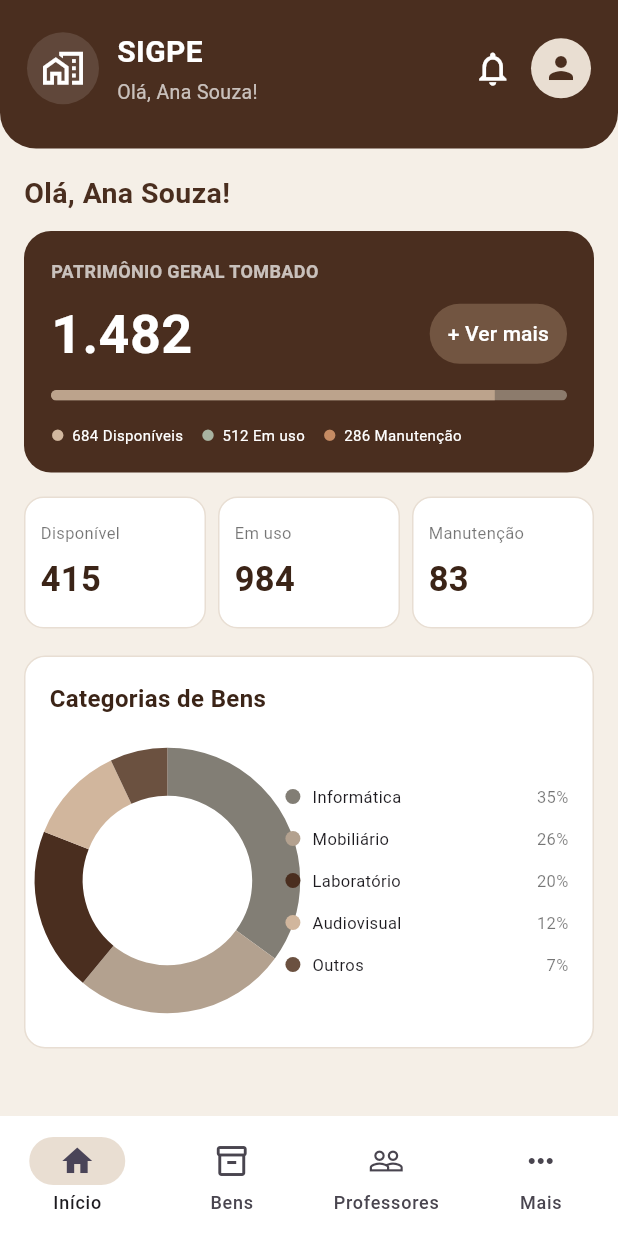
After one commit to projeto-sigpe/sigpe, a Flutter app: the Dashboard screen opened directly, after a tap on "+ Ver mais", on a phone screen of 412 x 824 dp. The commit adds this screen. Run offline on Flutter 3.47's test engine with Material 3 defaults, Android fonts, the phone set to English and light mode, and no system bars; our stand-ins replace device_preview.

Commit message:
dashboard e ajustes no login

```diff
--- a/lib/contents/section_card.dart
+++ b/lib/contents/section_card.dart
@@ -21,9 +21,7 @@ class SectionCard extends StatelessWidget {
       decoration: BoxDecoration(
         color: Colors.white,
         borderRadius: BorderRadius.circular(14),
-        border: Border.all(
-          color: const Color(0xFFE8DED3),
-        ),
+        border: Border.all(color: const Color(0xFFE8DED3)),
       ),
 
       child: Column(
@@ -42,7 +40,7 @@ class SectionCard extends StatelessWidget {
                 ),
               ),
 
-              if (trailing != null) trailing!,
+              ?trailing,
             ],
           ),
 
--- /dev/null
+++ b/lib/views/dashboard.dart
@@ -0,0 +1,409 @@
+import 'package:flutter/material.dart';
+
+import '../contents/bottom_nav.dart';
+import '../contents/section_card.dart';
+
+class Dashboard extends StatefulWidget {
+  const Dashboard({super.key});
+
+  @override
+  State<Dashboard> createState() => _DashboardState();
+}
+
+class _DashboardState extends State<Dashboard> {
+  int _currentIndex = 0;
+
+  static const Color marrom = Color(0xFF4A2E1F);
+  static const Color fundo = Color(0xFFF5EFE7);
+  static const Color bege = Color(0xFFE9DED2);
+
+  @override
+  Widget build(BuildContext context) {
+    return Scaffold(
+      backgroundColor: fundo,
+      body: SafeArea(
+        child: SingleChildScrollView(
+          child: Column(
+            crossAxisAlignment: CrossAxisAlignment.start,
+            children: [
+              _buildHeader(),
+
+              Padding(
+                padding: const EdgeInsets.all(16),
+                child: Column(
+                  crossAxisAlignment: CrossAxisAlignment.start,
+                  children: [
+                    const Text(
+                      'Olá, Ana Souza!',
+                      style: TextStyle(
+                        fontSize: 19,
+                        fontWeight: FontWeight.bold,
+                        color: marrom,
+                      ),
+                    ),
+
+                    const SizedBox(height: 12),
+
+                    _buildPatrimonioGeral(),
+
+                    const SizedBox(height: 16),
+
+                    _buildResumo(),
+
+                    const SizedBox(height: 18),
+
+                    SectionCard(
+                      titulo: 'Categorias de Bens',
+                      child: _buildCategorias(),
+                    ),
+                  ],
+                ),
+              ),
+            ],
+          ),
+        ),
+      ),
+      bottomNavigationBar: AppBottomNav(
+        currentIndex: _currentIndex,
+        onTap: (index) {
+          setState(() {
+            _currentIndex = index;
+          });
+        },
+      ),
+    );
+  }
+
+  Widget _buildHeader() {
+    return Container(
+      width: double.infinity,
+      padding: const EdgeInsets.fromLTRB(18, 20, 18, 28),
+      decoration: const BoxDecoration(
+        color: marrom,
+        borderRadius: BorderRadius.vertical(bottom: Radius.circular(24)),
+      ),
+      child: Row(
+        children: [
+          Container(
+            width: 48,
+            height: 48,
+            decoration: BoxDecoration(
+              color: Colors.white.withValues(alpha: 0.12),
+              shape: BoxShape.circle,
+            ),
+            child: const Icon(
+              Icons.home_work_outlined,
+              color: Colors.white,
+              size: 29,
+            ),
+          ),
+
+          const SizedBox(width: 12),
+
+          const Expanded(
+            child: Column(
+              crossAxisAlignment: CrossAxisAlignment.start,
+              children: [
+                Text(
+                  'SIGPE',
+                  style: TextStyle(
+                    color: Colors.white,
+                    fontSize: 20,
+                    fontWeight: FontWeight.bold,
+                  ),
+                ),
+                SizedBox(height: 3),
+                Text(
+                  'Olá, Ana Souza!',
+                  style: TextStyle(color: Colors.white70, fontSize: 13),
+                ),
+              ],
+            ),
+          ),
+
+          const Icon(Icons.notifications_none, color: Colors.white, size: 27),
+
+          const SizedBox(width: 12),
+
+          const CircleAvatar(
+            backgroundColor: bege,
+            child: Icon(Icons.person, color: marrom),
+          ),
+        ],
+      ),
+    );
+  }
+
+  Widget _buildPatrimonioGeral() {
+    return Container(
+      width: double.infinity,
+      padding: const EdgeInsets.all(18),
+      decoration: BoxDecoration(
+        color: marrom,
+        borderRadius: BorderRadius.circular(18),
+      ),
+      child: Column(
+        crossAxisAlignment: CrossAxisAlignment.start,
+        children: [
+          const Text(
+            'PATRIMÔNIO GERAL TOMBADO',
+            style: TextStyle(
+              color: Colors.white70,
+              fontSize: 12,
+              fontWeight: FontWeight.w600,
+            ),
+          ),
+
+          const SizedBox(height: 8),
+
+          Row(
+            children: [
+              const Expanded(
+                child: Text(
+                  '1.482',
+                  style: TextStyle(
+                    color: Colors.white,
+                    fontSize: 36,
+                    fontWeight: FontWeight.bold,
+                  ),
+                ),
+              ),
+
+              TextButton(
+                onPressed: () {},
+                style: TextButton.styleFrom(
+                  backgroundColor: const Color(0xFF725541),
+                  foregroundColor: Colors.white,
+                ),
+                child: const Text('+ Ver mais'),
+              ),
+            ],
+          ),
+
+          const SizedBox(height: 12),
+
+          ClipRRect(
+            borderRadius: BorderRadius.circular(10),
+            child: const LinearProgressIndicator(
+              value: 0.86,
+              minHeight: 7,
+              backgroundColor: Color(0xFF8C7B6C),
+              valueColor: AlwaysStoppedAnimation<Color>(Color(0xFFBCA38C)),
+            ),
+          ),
+
+          const SizedBox(height: 16),
+
+          const Wrap(
+            spacing: 12,
+            runSpacing: 8,
+            children: [
+              _Legenda(cor: Color(0xFFD2B89F), texto: '684 Disponíveis'),
+              _Legenda(cor: Color(0xFFA8B3A1), texto: '512 Em uso'),
+              _Legenda(cor: Color(0xFFC58B63), texto: '286 Manutenção'),
+            ],
+          ),
+        ],
+      ),
+    );
+  }
+
+  Widget _buildResumo() {
+    return const Row(
+      children: [
+        Expanded(
+          child: _ResumoCard(titulo: 'Disponível', quantidade: '415'),
+        ),
+        SizedBox(width: 8),
+        Expanded(
+          child: _ResumoCard(titulo: 'Em uso', quantidade: '984'),
+        ),
+        SizedBox(width: 8),
+        Expanded(
+          child: _ResumoCard(titulo: 'Manutenção', quantidade: '83'),
+        ),
+      ],
+    );
+  }
+
+  Widget _buildCategorias() {
+    final categorias = [
+      _Categoria('Informática', 0.35, '35%', Color(0xFF827E75)),
+      _Categoria('Mobiliário', 0.26, '26%', Color(0xFFB3A18F)),
+      _Categoria('Laboratório', 0.20, '20%', Color(0xFF4A2E1F)),
+      _Categoria('Audiovisual', 0.12, '12%', Color(0xFFD1B69D)),
+      _Categoria('Outros', 0.07, '7%', Color(0xFF6B5140)),
+    ];
+
+    return Column(
+      children: [
+        SizedBox(
+          height: 190,
+          child: Row(
+            children: [
+              Expanded(
+                flex: 5,
+                child: Center(
+                  child: SizedBox(
+                    width: 145,
+                    height: 145,
+                    child: CustomPaint(
+                      painter: _GraficoRosca(categorias),
+                      child: const Center(
+                        child: CircleAvatar(
+                          radius: 31,
+                          backgroundColor: Colors.white,
+                        ),
+                      ),
+                    ),
+                  ),
+                ),
+              ),
+
+              Expanded(
+                flex: 6,
+                child: Column(
+                  mainAxisAlignment: MainAxisAlignment.center,
+                  children: categorias.map((categoria) {
+                    return Padding(
+                      padding: const EdgeInsets.symmetric(vertical: 6),
+                      child: Row(
+                        children: [
+                          Container(
+                            width: 10,
+                            height: 10,
+                            decoration: BoxDecoration(
+                              color: categoria.cor,
+                              shape: BoxShape.circle,
+                            ),
+                          ),
+                          const SizedBox(width: 8),
+                          Expanded(
+                            child: Text(
+                              categoria.nome,
+                              style: const TextStyle(fontSize: 11),
+                            ),
+                          ),
+                          Text(
+                            categoria.porcentagem,
+                            style: const TextStyle(
+                              fontSize: 11,
+                              color: Colors.black54,
+                            ),
+                          ),
+                        ],
+                      ),
+                    );
+                  }).toList(),
+                ),
+              ),
+            ],
+          ),
+        ),
+      ],
+    );
+  }
+}
+
+class _ResumoCard extends StatelessWidget {
+  final String titulo;
+  final String quantidade;
+
+  const _ResumoCard({required this.titulo, required this.quantidade});
+
+  @override
+  Widget build(BuildContext context) {
+    return Container(
+      padding: const EdgeInsets.symmetric(horizontal: 10, vertical: 15),
+      decoration: BoxDecoration(
+        color: Colors.white,
+        borderRadius: BorderRadius.circular(13),
+        border: Border.all(color: const Color(0xFFE8DED3)),
+      ),
+      child: Column(
+        crossAxisAlignment: CrossAxisAlignment.start,
+        children: [
+          Text(
+            titulo,
+            style: const TextStyle(fontSize: 11, color: Colors.black54),
+          ),
+          const SizedBox(height: 7),
+          FittedBox(
+            fit: BoxFit.scaleDown,
+            alignment: Alignment.centerLeft,
+            child: Text(
+              quantidade,
+              style: const TextStyle(
+                fontSize: 23,
+                fontWeight: FontWeight.bold,
+                color: Color(0xFF3B2417),
+              ),
+            ),
+          ),
+        ],
+      ),
+    );
+  }
+}
+
+class _Legenda extends StatelessWidget {
+  final Color cor;
+  final String texto;
+
+  const _Legenda({required this.cor, required this.texto});
+
+  @override
+  Widget build(BuildContext context) {
+    return Row(
+      mainAxisSize: MainAxisSize.min,
+      children: [
+        Icon(Icons.circle, size: 9, color: cor),
+        const SizedBox(width: 5),
+        Text(texto, style: const TextStyle(color: Colors.white, fontSize: 10)),
+      ],
+    );
+  }
+}
+
+class _Categoria {
+  final String nome;
+  final double valor;
+  final String porcentagem;
+  final Color cor;
+
+  const _Categoria(this.nome, this.valor, this.porcentagem, this.cor);
+}
+
+class _GraficoRosca extends CustomPainter {
+  final List<_Categoria> categorias;
+
+  _GraficoRosca(this.categorias);
+
+  @override
+  void paint(Canvas canvas, Size size) {
+    final centro = Offset(size.width / 2, size.height / 2);
+    final retangulo = Rect.fromCircle(center: centro, radius: size.width / 2);
+
+    final pincel = Paint()
+      ..style = PaintingStyle.stroke
+      ..strokeWidth = 32
+      ..strokeCap = StrokeCap.butt;
+
+    double inicio = -1.5708;
+
+    for (final categoria in categorias) {
+      pincel.color = categoria.cor;
+
+      final angulo = categoria.valor * 6.283185;
+
+      canvas.drawArc(retangulo, inicio, angulo, false, pincel);
+
+      inicio += angulo;
+    }
+  }
+
+  @override
+  bool shouldRepaint(covariant _GraficoRosca oldDelegate) {
+    return oldDelegate.categorias != categorias;
+  }
+}
--- a/lib/views/login_page.dart
+++ b/lib/views/login_page.dart
@@ -3,6 +3,7 @@ import 'package:sigpe/views/cadastro_page.dart';
 import 'package:sigpe/contents/app_button.dart';
 import 'package:sigpe/contents/app_text.dart';
 import 'package:sigpe/service/service.dart';
+import 'package:sigpe/views/dashboard.dart';
 import 'package:sigpe/views/recuperacao_senha.dart';
 
 class LoginPage extends StatefulWidget {
@@ -63,8 +64,10 @@ class _LoginPageState extends State<LoginPage> {
       );
 
       if (!mounted) return;
-      ScaffoldMessenger.of(context).showSnackBar(
-        const SnackBar(content: Text('Login realizado com sucesso!')),
+
+      Navigator.pushReplacement(
+        context,
+        MaterialPageRoute(builder: (context) => const Dashboard()),
       );
     } on AuthException catch (error) {
       if (!mounted) return;
@@ -155,11 +158,11 @@ class _LoginPageState extends State<LoginPage> {
                   child: TextButton(
                     onPressed: () {
                       Navigator.push(
-                      context,
-                      MaterialPageRoute(
-                        builder: (context) => const RecuperarSenhaPage(),
-                      ),
-                    );
+                        context,
+                        MaterialPageRoute(
+                          builder: (context) => const RecuperarSenhaPage(),
+                        ),
+                      );
                     },
                     child: const Text(
                       'Esqueceu sua senha?',
```
Also changed, not shown: analysis_options.yaml (+9 -0 lines), lib/contents/professor_card.dart (+6 -24 lines), lib/model/model.dart (+5 -9 lines), pubspec.lock.
